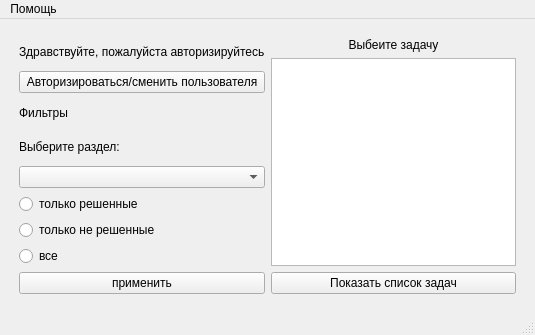
Qt form MainWin.ui (kocheshkovdmitriy/PyQT_project) before a commit.
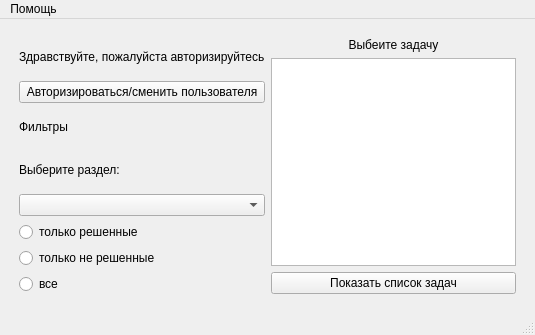
The same form after that commit.

```diff
--- a/MainWin.ui
+++ b/MainWin.ui
@@ -18,7 +18,7 @@
     <item>
      <layout class="QVBoxLayout" name="verticalLayout">
       <property name="sizeConstraint">
-       <enum>QLayout::SetNoConstraint</enum>
+       <enum>QLayout::SetDefaultConstraint</enum>
       </property>
       <property name="leftMargin">
        <number>10</number>
@@ -90,13 +90,6 @@
         </property>
        </widget>
       </item>
-      <item>
-       <widget class="QPushButton" name="filter_button">
-        <property name="text">
-         <string>применить</string>
-        </property>
-       </widget>
-      </item>
      </layout>
     </item>
     <item>
```
